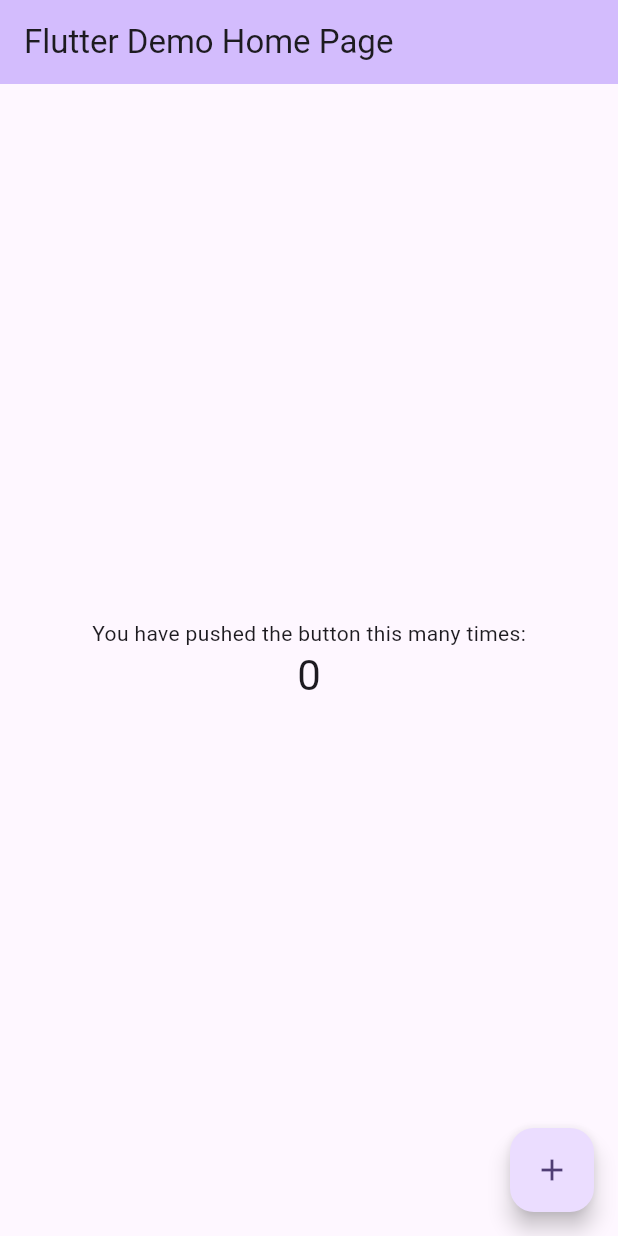
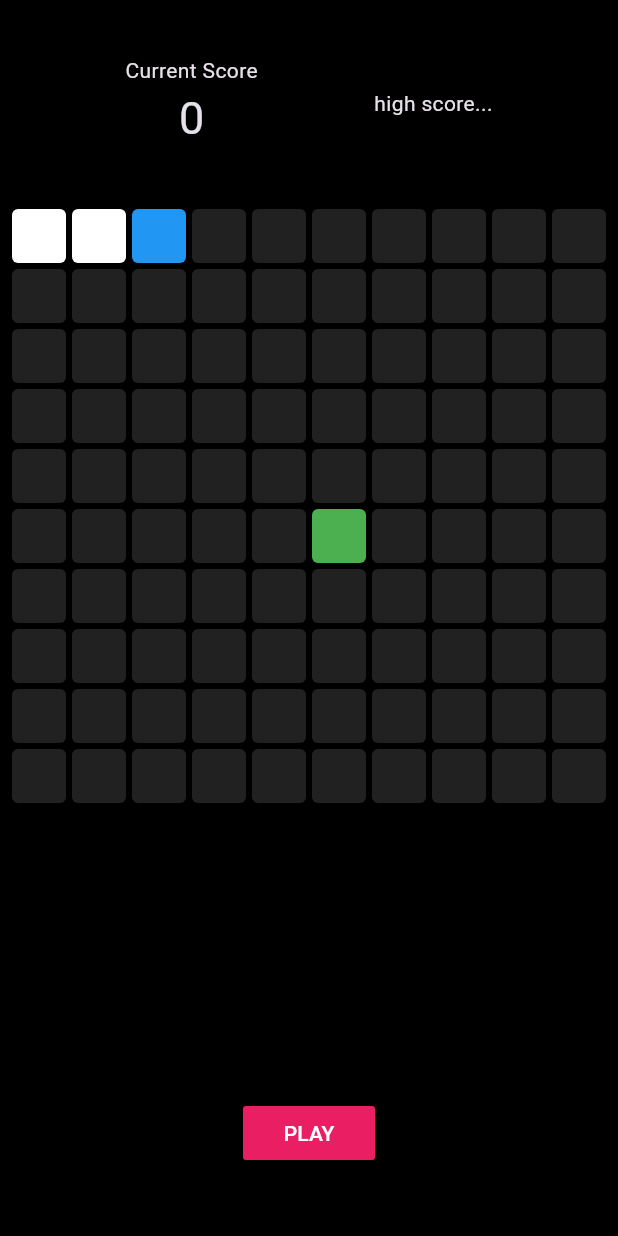
Before and after one commit to Samaara-Das/Snake-Game, a Flutter app: the screen it shows after launch, on a phone screen of 412 x 824 dp. Run offline on Flutter 3.47's test engine with Material 3 defaults, Android fonts, the phone set to English and light mode, and no system bars; our stand-ins replace firebase_core; accounts and stored records are empty.

Commit message:
The game is working
The only thing remaining is to make the high scores feature and setup this project to firebase

```diff
--- /dev/null
+++ b/lib/blank_pixel.dart
@@ -0,0 +1,18 @@
+import 'package:flutter/material.dart';
+
+class BlankPixel extends StatelessWidget {
+  const BlankPixel({super.key});
+
+  @override
+  Widget build(BuildContext context) {
+    return Padding(
+      padding: const EdgeInsets.all(2),
+      child: Container(
+        decoration: BoxDecoration(
+          color: Colors.grey[900],
+          borderRadius: BorderRadius.circular(4),
+        ),
+      ),
+    );
+  }
+}
--- /dev/null
+++ b/lib/food_pixel.dart
@@ -0,0 +1,18 @@
+import 'package:flutter/material.dart';
+
+class FoodPixel extends StatelessWidget {
+  const FoodPixel({super.key});
+
+  @override
+  Widget build(BuildContext context) {
+    return Padding(
+      padding: const EdgeInsets.all(2),
+      child: Container(
+        decoration: BoxDecoration(
+          color: Colors.green,
+          borderRadius: BorderRadius.circular(4),
+        ),
+      ),
+    );
+  }
+}
--- /dev/null
+++ b/lib/head_pixel.dart
@@ -0,0 +1,18 @@
+import 'package:flutter/material.dart';
+
+class HeadPixel extends StatelessWidget {
+  const HeadPixel({super.key});
+
+  @override
+  Widget build(BuildContext context) {
+    return Padding(
+      padding: const EdgeInsets.all(2),
+      child: Container(
+        decoration: BoxDecoration(
+          color: Colors.blue,
+          borderRadius: BorderRadius.circular(4),
+        ),
+      ),
+    );
+  }
+}
--- /dev/null
+++ b/lib/home_page.dart
@@ -0,0 +1,242 @@
+import 'dart:async';
+import 'dart:math';
+import 'package:flutter/material.dart';
+
+import 'blank_pixel.dart';
+import 'head_pixel.dart';
+import 'snake_pixel.dart';
+import 'food_pixel.dart';
+
+class HomePage extends StatefulWidget {
+  const HomePage({Key? key}) : super(key: key);
+
+  @override
+  _HomePageState createState() => _HomePageState();
+}
+
+enum snake_Direction {
+  RIGHT, LEFT, UP, DOWN
+}
+
+class _HomePageState extends State<HomePage> {
+  int rowSize = 10;
+  int totalNumberOfSquares = 100;
+  List<int> snakePos = [0, 1, 2];
+  int foodPos = 55;
+  snake_Direction currentDirection = snake_Direction.RIGHT;
+  int currentScore = 0; // initial snake direction
+  bool gameHasStarted = false;
+  TextEditingController _nameController = TextEditingController();
+
+  void startGame() {
+    gameHasStarted = true;
+    Timer.periodic(const Duration(milliseconds: 200), (timer) {
+      setState(() {
+        // keep the snake moving
+        moveSnake();
+
+        //check if game is over
+        if(gameOver()) {
+          timer.cancel();
+
+          // show a dialog
+          showDialog(context: context, builder: (context) => AlertDialog(
+            title: const Text('GAME OVER'),
+            content: Column(
+              mainAxisSize: MainAxisSize.min,
+              children: [
+                Text('Your score is $currentScore'),
+                TextField(controller: _nameController, decoration: const InputDecoration(hintText: 'Enter your name')),
+              ],
+            ),
+            actions: [
+              MaterialButton(
+                child: const Text('SUBMIT'),
+                onPressed: () {
+                  Navigator.pop(context);
+                  submitScore();
+                  newGame();
+                },
+                color: Colors.pink
+              )
+            ],
+          ));
+        }
+      });
+    });
+  }
+
+  void submitScore() {
+
+  }
+
+  void newGame() {
+    setState(() {
+      snakePos = [0, 1, 2];
+      foodPos = 55;
+      currentDirection = snake_Direction.RIGHT;
+      gameHasStarted = false;
+      currentScore = 0;
+    });
+  }
+
+  void moveSnake() {
+    switch(currentDirection) {
+      case snake_Direction.RIGHT:
+        {
+          // if snake reaches the right edge, make it continue from the left edge
+          if(snakePos.last % rowSize == 9) {
+            snakePos.add(snakePos.last + 1 - rowSize);
+          } else {
+            // add a new head
+            snakePos.add(snakePos.last + 1);
+          }
+        }
+        break;
+      case snake_Direction.LEFT:
+        {
+          // if snake reaches the left edge, make it continue from the right edge
+          if(snakePos.last % rowSize == 0) {
+            snakePos.add(snakePos.last - 1 + rowSize);
+          } else {
+            // add a new head
+            snakePos.add(snakePos.last - 1);
+          }
+        }
+        break;
+      case snake_Direction.UP:
+        {
+          // if snake reaches the top edge, make it continue from the bottom edge
+          if(snakePos.last < rowSize) {
+            snakePos.add(snakePos.last - rowSize + totalNumberOfSquares);
+          } else {
+            // add a new head
+            snakePos.add(snakePos.last - rowSize);
+          }
+        }
+        break;
+      case snake_Direction.DOWN:
+        {
+          // if snake reaches the top edge, make it continue from the bottom edge
+          if(snakePos.last >= totalNumberOfSquares - rowSize) {
+            snakePos.add(snakePos.last + rowSize - totalNumberOfSquares);
+          } else {
+            // add a new head
+            snakePos.add(snakePos.last + rowSize);
+          }
+        }
+        break;
+    }
+
+    if(snakePos.last == foodPos) {
+      currentScore++;
+      eatFood();
+    } else {
+      snakePos.removeAt(0);
+    }
+  }
+
+  void eatFood() {
+    // move the food somewhere where the snake isn't
+    while(snakePos.contains(foodPos)) {
+      foodPos = Random().nextInt(totalNumberOfSquares);
+    }
+  }
+
+  bool gameOver() {
+    // if there are duplicate elements in snakePos, the snake has collided with itself
+    List<int> snakeParts = snakePos.sublist(0, snakePos.length - 1); // body of the snake
+    if(snakeParts.contains(snakePos.last)) { // if the last element of snakePos is in snakeParts, the snake has collided with itself
+      return true;
+    }
+
+    return false;
+  }
+
+  @override
+  Widget build(BuildContext context) {
+    double screenWidth = MediaQuery.of(context).size.width;
+    return Scaffold(
+      backgroundColor: Colors.black,
+      body: Center(
+        child: SizedBox(
+          width: screenWidth > 400 ? 400:screenWidth,
+          child: Column(
+            children: [
+              // high score
+              Expanded(
+                child: Row(
+                  mainAxisAlignment: MainAxisAlignment.spaceEvenly,
+                  children: [
+                    Column(
+                      mainAxisAlignment: MainAxisAlignment.center,
+                      children: [
+                        const Text('Current Score'),
+                        Text('$currentScore', style: const TextStyle(fontSize: 30))
+                      ],
+                    ),
+                    const Text('high score...')
+                  ],
+                ),
+              ),
+
+              // game grid
+              Expanded(
+                flex: 4,
+                child: GestureDetector(
+                  onVerticalDragUpdate: (details) {
+                    if(details.delta.dy > 0 && currentDirection != snake_Direction.UP) {
+                      currentDirection = snake_Direction.DOWN;
+                    }
+                    if(details.delta.dy < 0 && currentDirection != snake_Direction.DOWN) {
+                      currentDirection = snake_Direction.UP;
+                    }
+                  },
+                  onHorizontalDragUpdate: (details) {
+                    if(details.delta.dx > 0 && currentDirection != snake_Direction.LEFT) {
+                      currentDirection = snake_Direction.RIGHT;
+                    }
+                    if(details.delta.dx < 0 && currentDirection != snake_Direction.RIGHT) {
+                      currentDirection = snake_Direction.LEFT;
+                    }
+                  },
+                  child: GridView.builder(
+                    gridDelegate: SliverGridDelegateWithFixedCrossAxisCount(crossAxisCount: rowSize),
+                    itemCount: totalNumberOfSquares,
+                    physics: const NeverScrollableScrollPhysics(),
+                    itemBuilder: (context, index) {
+                      if(index == snakePos.last) {
+                        return const HeadPixel();
+                      } else if(snakePos.contains(index)) {
+                        return const SnakePixel();
+                      }  else if(index == foodPos) {
+                        return const FoodPixel();
+                      } else {
+                        return const BlankPixel();
+                      }
+                    }
+                  ),
+                ),
+              ),
+
+              // play button
+              Expanded(
+                child: Container(
+                  child: Center(
+                    child: MaterialButton(
+                      child: const Text('PLAY'),
+                      color: gameHasStarted ? Colors.grey : Colors.pink,
+                      onPressed: gameHasStarted ? null : startGame,
+                    ),
+                  ),
+                ),
+              ),
+            ]
+          ),
+        ),
+      )
+    );
+  }
+
+
+}
--- a/lib/main.dart
+++ b/lib/main.dart
@@ -1,125 +1,33 @@
 import 'package:flutter/material.dart';
+import 'home_page.dart';
+import 'package:firebase_core/firebase_core.dart';
 
-void main() {
+Future main() async {
+  WidgetsFlutterBinding.ensureInitialized();
+  await Firebase.initializeApp(
+    options: const FirebaseOptions(
+      apiKey: "AIzaSyBMokBP5Fr6bxPF2oADzxQUvsW2WbbfHUU",
+      authDomain: "snakegame-a1bc3.firebaseapp.com",
+      projectId: "snakegame-a1bc3",
+      storageBucket: "snakegame-a1bc3.appspot.com",
+      messagingSenderId: "747081055416",
+      appId: "1:747081055416:web:68b5087cc8c5026d65c84d",
+      measurementId: "G-YQCV6ZL453"
+    )
+  );
   runApp(const MyApp());
 }
 
 class MyApp extends StatelessWidget {
   const MyApp({super.key});
 
-  // This widget is the root of your application.
   @override
   Widget build(BuildContext context) {
     return MaterialApp(
       title: 'Flutter Demo',
-      theme: ThemeData(
-        // This is the theme of your application.
-        //
-        // TRY THIS: Try running your application with "flutter run". You'll see
-        // the application has a purple toolbar. Then, without quitting the app,
-        // try changing the seedColor in the colorScheme below to Colors.green
-        // and then invoke "hot reload" (save your changes or press the "hot
-        // reload" button in a Flutter-supported IDE, or press "r" if you used
-        // the command line to start the app).
-        //
-        // Notice that the counter didn't reset back to zero; the application
-        // state is not lost during the reload. To reset the state, use hot
-        // restart instead.
-        //
-        // This works for code too, not just values: Most code changes can be
-        // tested with just a hot reload.
-        colorScheme: ColorScheme.fromSeed(seedColor: Colors.deepPurple),
-        useMaterial3: true,
-      ),
-      home: const MyHomePage(title: 'Flutter Demo Home Page'),
+      debugShowCheckedModeBanner: false,
+      theme: ThemeData(brightness: Brightness.dark),
+      home: HomePage(),
     );
   }
 }
-
-class MyHomePage extends StatefulWidget {
-  const MyHomePage({super.key, required this.title});
-
-  // This widget is the home page of your application. It is stateful, meaning
-  // that it has a State object (defined below) that contains fields that affect
-  // how it looks.
-
-  // This class is the configuration for the state. It holds the values (in this
-  // case the title) provided by the parent (in this case the App widget) and
-  // used by the build method of the State. Fields in a Widget subclass are
-  // always marked "final".
-
-  final String title;
-
-  @override
-  State<MyHomePage> createState() => _MyHomePageState();
-}
-
-class _MyHomePageState extends State<MyHomePage> {
-  int _counter = 0;
-
-  void _incrementCounter() {
-    setState(() {
-      // This call to setState tells the Flutter framework that something has
-      // changed in this State, which causes it to rerun the build method below
-      // so that the display can reflect the updated values. If we changed
-      // _counter without calling setState(), then the build method would not be
-      // called again, and so nothing would appear to happen.
-      _counter++;
-    });
-  }
-
-  @override
-  Widget build(BuildContext context) {
-    // This method is rerun every time setState is called, for instance as done
-    // by the _incrementCounter method above.
-    //
-    // The Flutter framework has been optimized to make rerunning build methods
-    // fast, so that you can just rebuild anything that needs updating rather
-    // than having to individually change instances of widgets.
-    return Scaffold(
-      appBar: AppBar(
-        // TRY THIS: Try changing the color here to a specific color (to
-        // Colors.amber, perhaps?) and trigger a hot reload to see the AppBar
-        // change color while the other colors stay the same.
-        backgroundColor: Theme.of(context).colorScheme.inversePrimary,
-        // Here we take the value from the MyHomePage object that was created by
-        // the App.build method, and use it to set our appbar title.
-        title: Text(widget.title),
-      ),
-      body: Center(
-        // Center is a layout widget. It takes a single child and positions it
-        // in the middle of the parent.
-        child: Column(
-          // Column is also a layout widget. It takes a list of children and
-          // arranges them vertically. By default, it sizes itself to fit its
-          // children horizontally, and tries to be as tall as its parent.
-          //
-          // Column has various properties to control how it sizes itself and
-          // how it positions its children. Here we use mainAxisAlignment to
-          // center the children vertically; the main axis here is the vertical
-          // axis because Columns are vertical (the cross axis would be
-          // horizontal).
-          //
-          // TRY THIS: Invoke "debug painting" (choose the "Toggle Debug Paint"
-          // action in the IDE, or press "p" in the console), to see the
-          // wireframe for each widget.
-          mainAxisAlignment: MainAxisAlignment.center,
-          children: <Widget>[
-            const Text(
-              'You have pushed the button this many times:',
-            ),
-            Text(
-              '$_counter',
-              style: Theme.of(context).textTheme.headlineMedium,
-            ),
-          ],
-        ),
-      ),
-      floatingActionButton: FloatingActionButton(
-        onPressed: _incrementCounter,
-        tooltip: 'Increment',
-        child: const Icon(Icons.add),
-      ), // This trailing comma makes auto-formatting nicer for build methods.
-    );
-  }
-}
--- /dev/null
+++ b/lib/snake_pixel.dart
@@ -0,0 +1,18 @@
+import 'package:flutter/material.dart';
+
+class SnakePixel extends StatelessWidget {
+  const SnakePixel({super.key});
+
+  @override
+  Widget build(BuildContext context) {
+    return Padding(
+      padding: const EdgeInsets.all(2),
+      child: Container(
+        decoration: BoxDecoration(
+          color: Colors.white,
+          borderRadius: BorderRadius.circular(4),
+        ),
+      ),
+    );
+  }
+}
--- a/pubspec.yaml
+++ b/pubspec.yaml
@@ -35,6 +35,7 @@ dependencies:
   # The following adds the Cupertino Icons font to your application.
   # Use with the CupertinoIcons class for iOS style icons.
   cupertino_icons: ^1.0.6
+  cloud_firestore:
 
 dev_dependencies:
   flutter_test:
```
Also changed, not shown: .idx/integrations.json (added), pubspec.lock, 1 other file.
